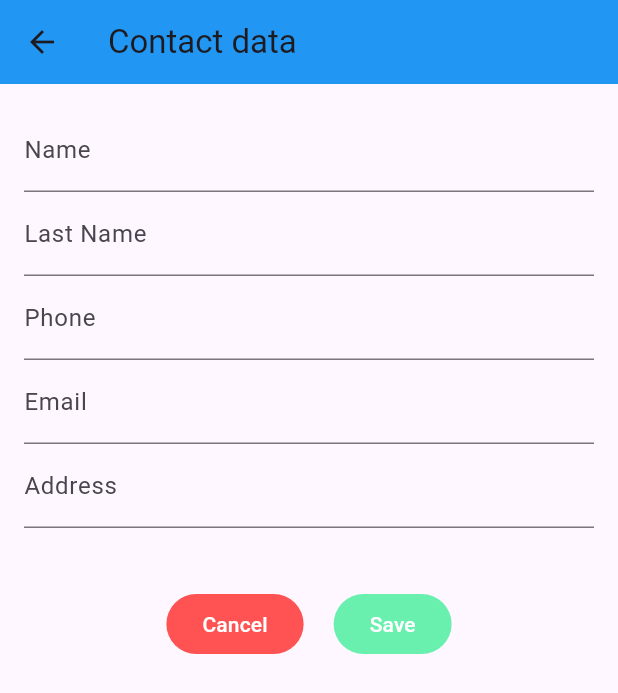
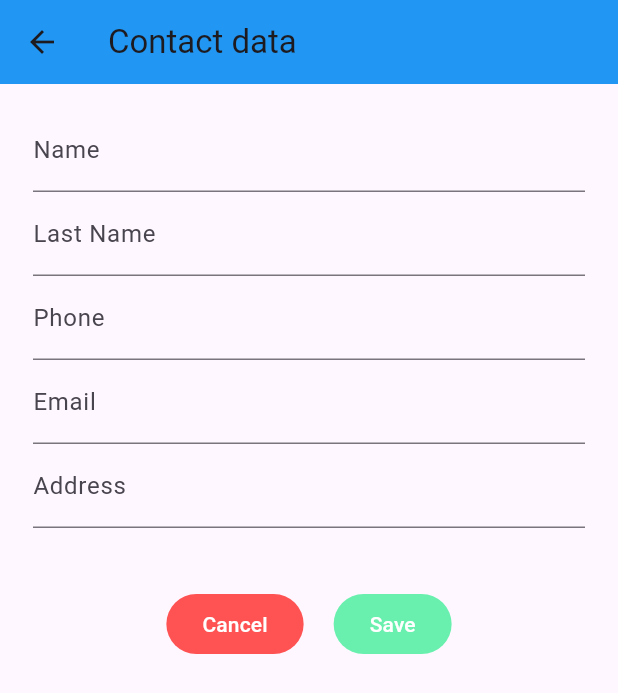
Before and after one commit to pablovilchez/42-ft_hangouts, a Flutter app: the screen it shows after launch, after a tap on the "add" icon, on a phone screen of 412 x 824 dp. Shown: the top 693 px of the screen. Run offline on Flutter 3.47's test engine with Material 3 defaults, Android fonts, the phone set to English and light mode, and no system bars; our stand-ins replace flutter_bloc, flutter_colorpicker, get_it, go_router, shared_preferences, sqflite; accounts and stored records are empty.

```diff
--- a/lib/features/contacts/presentation/pages/contact_form_page.dart
+++ b/lib/features/contacts/presentation/pages/contact_form_page.dart
@@ -1,5 +1,3 @@
-import 'dart:io';
-
 import 'package:flutter/material.dart';
 import 'package:flutter_bloc/flutter_bloc.dart';
 import 'package:ft_hangouts/core/localization/app_localizations.dart';
@@ -12,10 +10,10 @@ class ContactFormPage extends StatefulWidget {
   const ContactFormPage({super.key, this.contact});
 
   @override
-  _ContactFormPageState createState() => _ContactFormPageState();
+  ContactFormPageState createState() => ContactFormPageState();
 }
 
-class _ContactFormPageState extends State<ContactFormPage> {
+class ContactFormPageState extends State<ContactFormPage> {
   final _formKey = GlobalKey<FormState>();
   final _nameController = TextEditingController();
   final _lastNameController = TextEditingController();
@@ -85,10 +83,17 @@ class _ContactFormPageState extends State<ContactFormPage> {
       appBar: AppBar(
         title: Text(AppLocalizations.of(context).translate('form_page_title')),
       ),
-      body: Padding(
+      body: Column(
+        mainAxisAlignment: MainAxisAlignment.start,
+        children: [
+          Center(
+            child: ConstrainedBox(
+              constraints: const BoxConstraints(maxWidth: 400),
+              child: Padding(
                 padding: const EdgeInsets.all(16.0),
                 child: Form(
                   key: _formKey,
+                  child: SingleChildScrollView(
                     child: Column(
                       children: [
                         TextFormField(
@@ -168,6 +173,11 @@ class _ContactFormPageState extends State<ContactFormPage> {
                     ),
                   ),
                 ),
+              ),
+            ),
+          ),
+        ],
+      ),
     );
   }
 }
--- a/lib/features/messages/presentation/bloc/message_event.dart
+++ /dev/null
@@ -1,4 +0,0 @@
-part of 'message_bloc.dart';
-
-@immutable
-sealed class MessageEvent {}
--- a/lib/features/messages/presentation/bloc/message_state.dart
+++ /dev/null
@@ -1,6 +0,0 @@
-part of 'message_bloc.dart';
-
-@immutable
-sealed class MessageState {}
-
-final class MessageInitial extends MessageState {}
--- a/pubspec.yaml
+++ b/pubspec.yaml
@@ -11,18 +11,20 @@ dependencies:
     sdk: flutter
   flutter_bloc: ^8.1.6
   flutter_colorpicker: ^1.1.0
-  flutter_localization: ^0.2.3
+  flutter_localization: ^0.3.0
   flutter_localizations:
     sdk: flutter
   get_it: ^8.0.2
   go_router: ^14.6.2
   shared_preferences: ^2.3.3
   sqflite: ^2.4.1
+  bloc: ^8.0.1
+  meta: ^1.7.0
 
 dev_dependencies:
   flutter_test:
     sdk: flutter
-  flutter_lints: ^4.0.0
+  flutter_lints: ^5.0.0
 
 flutter:
   uses-material-design: true
```
Also changed, not shown: lib/features/contacts/presentation/pages/contact_list_page.dart (+15 -1 lines), lib/features/messages/data/models/message_model.dart (deleted, +0 -42 lines), lib/features/messages/domain/entities/message.dart (deleted, +0 -25 lines), lib/features/messages/presentation/bloc/message_bloc.dart (deleted, +0 -13 lines), lib/features/settings/presentation/pages/settings_page.dart (+3 -6 lines), lib/features/contacts/presentation/widgets/contact_form.dart (deleted), lib/features/contacts/presentation/widgets/contact_item.dart (deleted), lib/features/messages/data/datasources/message_local_datasource.dart (deleted), lib/features/messages/data/repositories/message_repository_impl.dart (deleted), lib/features/messages/domain/repositories/message_repository.dart (deleted), lib/features/messages/domain/usecases/get_conversation.dart (deleted), lib/features/messages/domain/usecases/receive_message.dart (deleted), lib/features/messages/domain/usecases/send_message.dart (deleted), lib/features/messages/presentation/pages/conversation_page.dart (deleted), 3 more files, 1 other file. Lines whose indentation alone changed are shown as unchanged.
